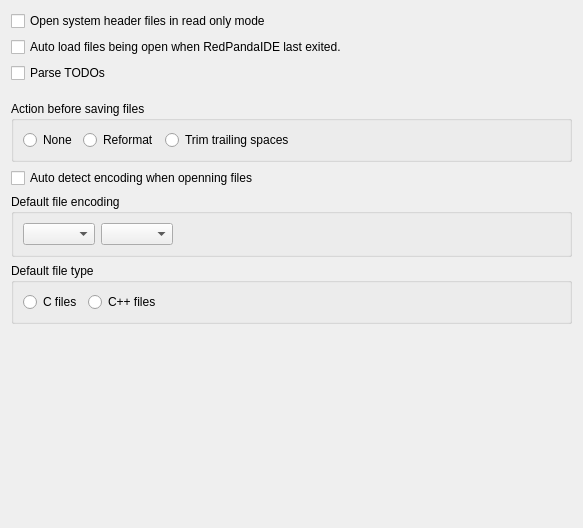
This is RedPandaIDE/settingsdialog/editormiscwidget.ui in C14147/RedPandaIDE as Qt 5 draws it before an edit. The edited form follows.
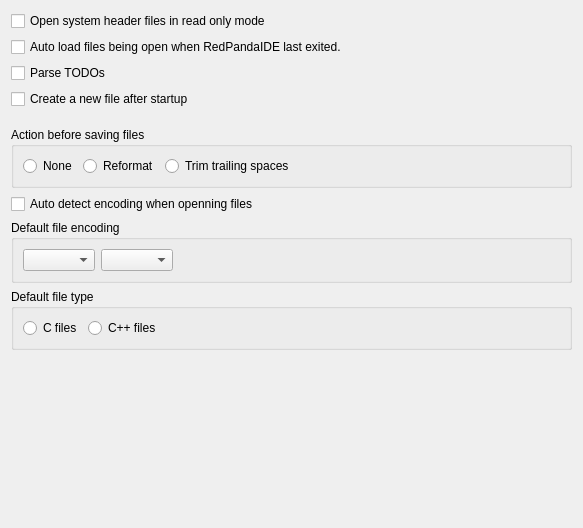
This is the edited form.

Diff of the .ui file:
```diff
--- a/RedPandaIDE/settingsdialog/editormiscwidget.ui
+++ b/RedPandaIDE/settingsdialog/editormiscwidget.ui
@@ -35,6 +35,13 @@
      </property>
     </widget>
    </item>
+   <item>
+    <widget class="QCheckBox" name="chkCreateFileAfterStartup">
+     <property name="text">
+      <string>Create a new file after startup</string>
+     </property>
+    </widget>
+   </item>
    <item>
     <widget class="QWidget" name="widget" native="true">
      <layout class="QHBoxLayout" name="horizontalLayout_2">
```
Left out of the diff: 8 changed lines with no effect on the pictures.
